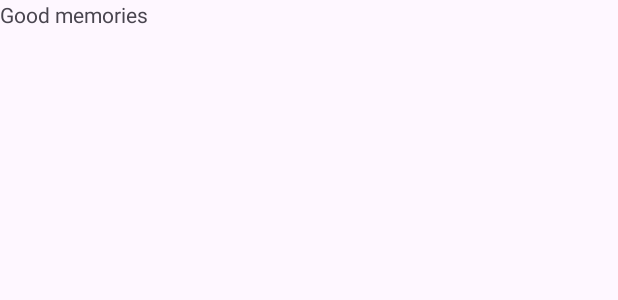
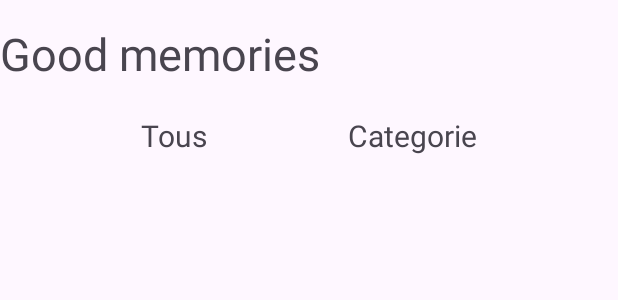
Before and after one commit to miladesmet/Good_memories, an Android app: the layout accueil.xml on its own in the app's theme, with its tools: preview values and no code run, on a phone screen of 412 x 824 dp. Shown: the top 300 px of the screen. Run offline under Robolectric (Android 15) with nearby library versions, the phone set to English and light mode, and no system bars.

Commit message:
Debut page accueil

```diff
--- a/app/src/main/res/layout/accueil.xml
+++ b/app/src/main/res/layout/accueil.xml
@@ -3,13 +3,53 @@
     xmlns:android="http://schemas.android.com/apk/res/android"
     xmlns:tools="http://schemas.android.com/tools"
     android:layout_width="match_parent"
-    android:layout_height="match_parent">
+    android:layout_height="match_parent"
+    android:orientation="vertical">
 
     <TextView
         android:id="@+id/textView"
         android:layout_width="match_parent"
         android:layout_height="wrap_content"
-
+        android:textSize="30dp"
+        android:paddingTop="15dp"
+        android:paddingBottom="5dp"
         android:text="Good memories"
         />
+
+    <LinearLayout
+        android:layout_width="match_parent"
+        android:layout_height="match_parent"
+        android:orientation="horizontal">
+        <Space
+            android:layout_width="wrap_content"
+            android:layout_height="wrap_content"
+            android:layout_weight="1" />
+        <TextView
+            android:id="@+id/Tous"
+            android:layout_width="wrap_content"
+            android:layout_height="wrap_content"
+            android:paddingTop="15dp"
+            android:paddingBottom="5dp"
+            android:text="Tous"
+            android:textSize="20dp" />
+        <Space
+            android:layout_width="wrap_content"
+            android:layout_height="wrap_content"
+            android:layout_weight="1" />
+        <TextView
+            android:id="@+id/Categorie"
+            android:layout_width="wrap_content"
+            android:layout_height="wrap_content"
+            android:textSize="20dp"
+            android:paddingTop="15dp"
+            android:paddingBottom="5dp"
+            android:text="Categorie"
+            />
+        <Space
+            android:layout_width="wrap_content"
+            android:layout_height="wrap_content"
+            android:layout_weight="1" />
+
+    </LinearLayout>
+
 </LinearLayout>
```
